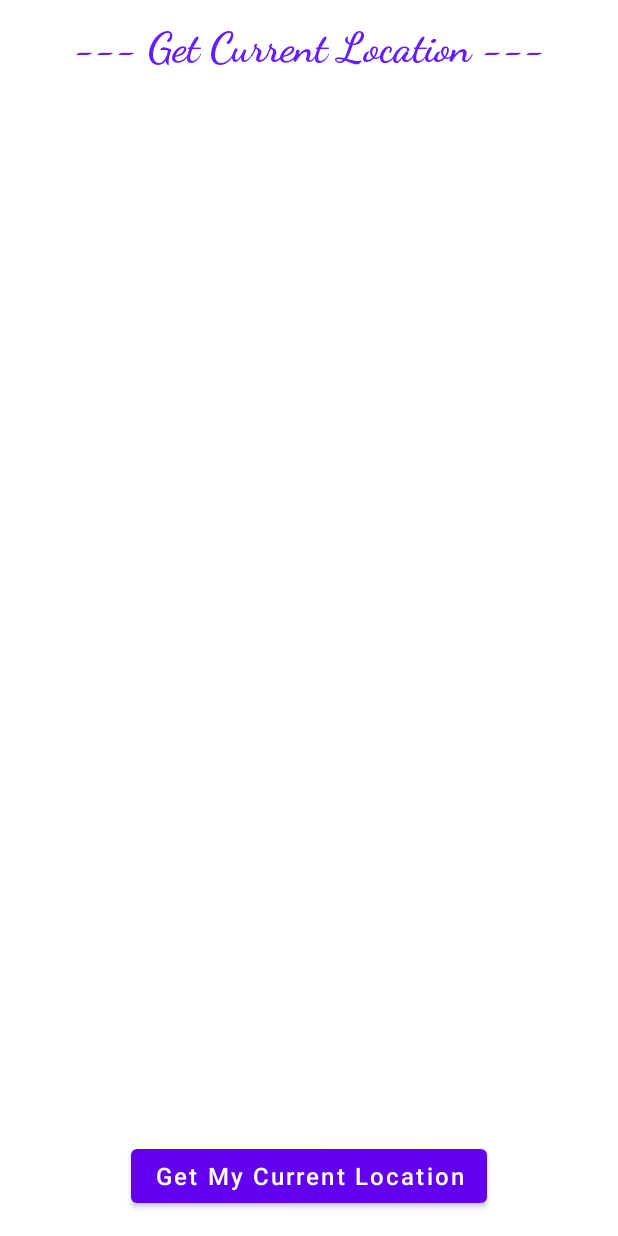
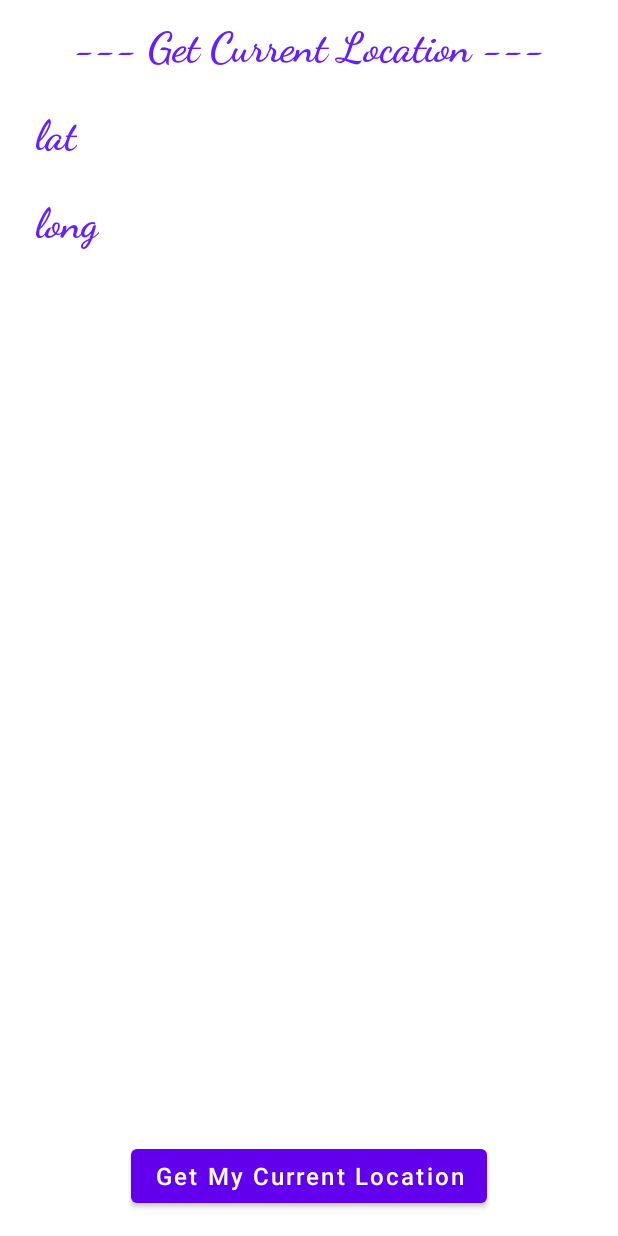
Before and after one commit to MahmoudElshahatt/TrackMyLocation, an Android app: the layout activity_main.xml on its own in the app's theme, with its tools: preview values and no code run, on a phone screen of 412 x 824 dp. Run offline under Robolectric (Android 15) with nearby library versions, the phone set to English and light mode, and no system bars.

Commit message:
receive lat-long

```diff
--- a/app/src/main/java/com/example/trackmylocation/MainActivity.kt
+++ b/app/src/main/java/com/example/trackmylocation/MainActivity.kt
@@ -15,14 +15,18 @@ import java.util.*
 class MainActivity : AppCompatActivity() {
     private lateinit var binding: ActivityMainBinding
 
+    private val onLatLong = { lat: Double, long: Double ->
+        binding.txtLat.text = lat.toString()
+        binding.txtLong.text = long.toString()
+    }
+
     override fun onCreate(savedInstanceState: Bundle?) {
         super.onCreate(savedInstanceState)
         binding = ActivityMainBinding.inflate(layoutInflater)
         setContentView(binding.root)
         binding.btnLocation.setOnClickListener {
-            getLocation(this)
+            getLocation(this, onLatLong)
         }
-
     }
 
 
@@ -34,10 +38,9 @@ class MainActivity : AppCompatActivity() {
     ) {
         if (requestCode == locationPermissionId) {
             if ((grantResults.isNotEmpty() && grantResults[0] == PackageManager.PERMISSION_GRANTED)) {
-                getLocation(this)
+                getLocation(this, onLatLong)
             }
         }
     }
 
-
 }
--- a/app/src/main/java/com/example/trackmylocation/util/LocationHandler.kt
+++ b/app/src/main/java/com/example/trackmylocation/util/LocationHandler.kt
@@ -45,7 +45,10 @@ fun Context.isLocationEnabled(): Boolean {
 }
 
 @SuppressLint("MissingPermission", "SetTextI18n")
-fun Context.getLocation(activity: Activity) {
+fun Context.getLocation(
+    activity: Activity,
+    onLatLong: (Double, Double) -> Unit
+) {
     var fusedLocationClient: FusedLocationProviderClient =
         LocationServices.getFusedLocationProviderClient(activity)
     if (checkPermissions()) {
@@ -61,7 +64,7 @@ fun Context.getLocation(activity: Activity) {
                             1
                         ) as List<Address>
                     Log.e("CurrentLocation", getFormattedLocation(list))
-
+                    onLatLong(list[0].latitude, list[0].longitude)
                     Toast.makeText(this, getFormattedLocation(list), Toast.LENGTH_LONG).show()
                 }
             }
--- a/app/src/main/res/layout/activity_main.xml
+++ b/app/src/main/res/layout/activity_main.xml
@@ -19,6 +19,67 @@
         app:layout_constraintEnd_toEndOf="parent"
         app:layout_constraintStart_toStartOf="parent"
         app:layout_constraintTop_toTopOf="parent" />
+
+    <TextView
+        android:id="@+id/textView"
+        android:layout_width="wrap_content"
+        android:layout_height="wrap_content"
+        android:layout_marginStart="24dp"
+        android:layout_marginTop="24dp"
+        android:fontFamily="cursive"
+        android:gravity="center"
+        android:text="lat"
+        android:textColor="#651FFF"
+        android:textSize="28sp"
+        android:textStyle="bold"
+        app:layout_constraintStart_toStartOf="parent"
+        app:layout_constraintTop_toBottomOf="@+id/tvTitle" />
+
+    <TextView
+        android:id="@+id/txt_lat"
+        android:layout_width="0dp"
+        android:layout_height="wrap_content"
+        android:layout_marginStart="8dp"
+        android:layout_marginEnd="8dp"
+        android:fontFamily="cursive"
+        android:gravity="center"
+        android:textColor="#651FFF"
+        android:textSize="28sp"
+        android:textStyle="bold"
+        app:layout_constraintBottom_toBottomOf="@+id/textView"
+        app:layout_constraintEnd_toEndOf="parent"
+        app:layout_constraintStart_toEndOf="@+id/textView"
+        app:layout_constraintTop_toTopOf="@+id/textView" />
+    <TextView
+        android:id="@+id/textView2"
+        android:layout_width="wrap_content"
+        android:layout_height="wrap_content"
+        android:layout_marginStart="24dp"
+        android:layout_marginTop="24dp"
+        android:fontFamily="cursive"
+        android:gravity="center"
+        android:text="long"
+        android:textColor="#651FFF"
+        android:textSize="28sp"
+        android:textStyle="bold"
+        app:layout_constraintStart_toStartOf="parent"
+        app:layout_constraintTop_toBottomOf="@+id/textView" />
+
+    <TextView
+        android:id="@+id/txt_long"
+        android:layout_width="0dp"
+        android:layout_height="wrap_content"
+        android:layout_marginStart="8dp"
+        android:layout_marginTop="24dp"
+        android:layout_marginEnd="8dp"
+        android:fontFamily="cursive"
+        android:gravity="center"
+        android:textColor="#651FFF"
+        android:textSize="28sp"
+        android:textStyle="bold"
+        app:layout_constraintEnd_toEndOf="parent"
+        app:layout_constraintStart_toEndOf="@+id/textView2"
+        app:layout_constraintTop_toBottomOf="@+id/textView" />
     <Button
         android:id="@+id/btn_location"
         android:layout_width="wrap_content"
```
